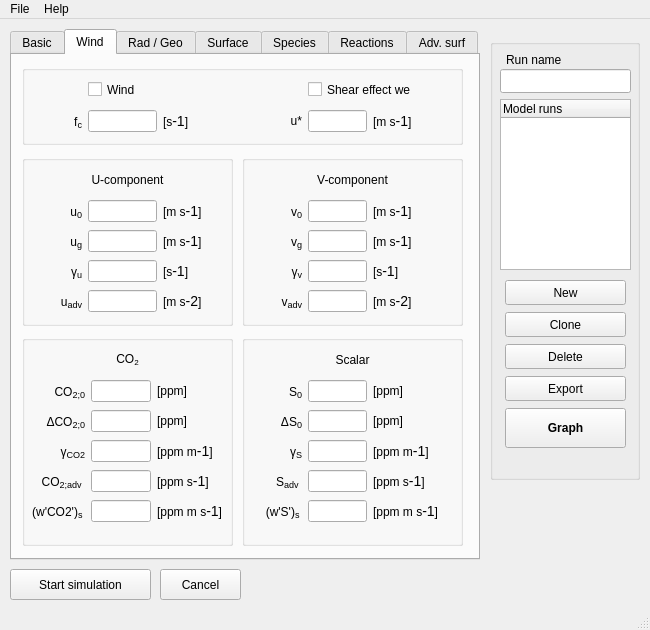
classmodel/modelgui, file mainwindow.ui: the form before one commit.
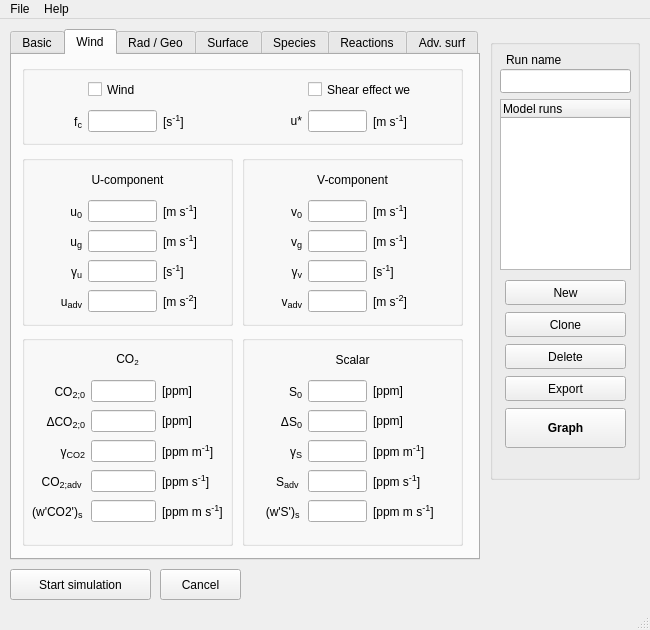
The form after the commit. The open tabs and pages were chosen to show the change.

Commit message: Fix superscripts, working now in Windows/OSX

Diff of the .ui file:
```diff
--- a/mainwindow.ui
+++ b/mainwindow.ui
@@ -1081,7 +1081,7 @@
            <string/>
           </property>
           <property name="text">
-           <string>&lt;html&gt;[m s&lt;span style=&quot;font-size: 14px; vertical-align:sup;&quot;&gt;-1&lt;/span&gt;]&lt;/html&gt;</string>
+           <string>&lt;html&gt;[m s&lt;span style=&quot;font-size: 14px; vertical-align:super;&quot;&gt;-1&lt;/span&gt;]&lt;/html&gt;</string>
           </property>
           <property name="alignment">
            <set>Qt::AlignLeading|Qt::AlignLeft|Qt::AlignVCenter</set>
@@ -1094,7 +1094,7 @@
            <string/>
           </property>
           <property name="text">
-           <string>&lt;html&gt;[m s&lt;span style=&quot;font-size: 14px; vertical-align:sup;&quot;&gt;-1&lt;/span&gt;]&lt;/html&gt;</string>
+           <string>&lt;html&gt;[m s&lt;span style=&quot;font-size: 14px; vertical-align:super;&quot;&gt;-1&lt;/span&gt;]&lt;/html&gt;</string>
           </property>
           <property name="alignment">
            <set>Qt::AlignLeading|Qt::AlignLeft|Qt::AlignVCenter</set>
@@ -1107,7 +1107,7 @@
            <string/>
           </property>
           <property name="text">
-           <string>&lt;html&gt;[s&lt;span style=&quot;font-size: 14px; vertical-align:sup;&quot;&gt;-1&lt;/span&gt;]&lt;/html&gt;</string>
+           <string>&lt;html&gt;[s&lt;span style=&quot;font-size: 14px; vertical-align:super;&quot;&gt;-1&lt;/span&gt;]&lt;/html&gt;</string>
           </property>
           <property name="alignment">
            <set>Qt::AlignLeading|Qt::AlignLeft|Qt::AlignVCenter</set>
@@ -1120,7 +1120,7 @@
            <string/>
           </property>
           <property name="text">
-           <string>&lt;html&gt;[m s&lt;span style=&quot;font-size: 14px; vertical-align:sup;&quot;&gt;-2&lt;/span&gt;]&lt;/html&gt;</string>
+           <string>&lt;html&gt;[m s&lt;span style=&quot;font-size: 14px; vertical-align:super;&quot;&gt;-2&lt;/span&gt;]&lt;/html&gt;</string>
           </property>
           <property name="alignment">
            <set>Qt::AlignLeading|Qt::AlignLeft|Qt::AlignVCenter</set>
@@ -1275,7 +1275,7 @@
            <string/>
           </property>
           <property name="text">
-           <string>&lt;html&gt;[m s&lt;span style=&quot;font-size: 14px; vertical-align:sup;&quot;&gt;-1&lt;/span&gt;]&lt;/html&gt;</string>
+           <string>&lt;html&gt;[m s&lt;span style=&quot;font-size: 14px; vertical-align:super;&quot;&gt;-1&lt;/span&gt;]&lt;/html&gt;</string>
           </property>
           <property name="alignment">
            <set>Qt::AlignLeading|Qt::AlignLeft|Qt::AlignVCenter</set>
@@ -1288,7 +1288,7 @@
            <string/>
           </property>
           <property name="text">
-           <string>&lt;html&gt;[m s&lt;span style=&quot;font-size: 14px; vertical-align:sup;&quot;&gt;-1&lt;/span&gt;]&lt;/html&gt;</string>
+           <string>&lt;html&gt;[m s&lt;span style=&quot;font-size: 14px; vertical-align:super;&quot;&gt;-1&lt;/span&gt;]&lt;/html&gt;</string>
           </property>
           <property name="alignment">
            <set>Qt::AlignLeading|Qt::AlignLeft|Qt::AlignVCenter</set>
@@ -1301,7 +1301,7 @@
            <string/>
           </property>
           <property name="text">
-           <string>&lt;html&gt;[s&lt;span style=&quot;font-size: 14px; vertical-align:sup;&quot;&gt;-1&lt;/span&gt;]&lt;/html&gt;</string>
+           <string>&lt;html&gt;[s&lt;span style=&quot;font-size: 14px; vertical-align:super;&quot;&gt;-1&lt;/span&gt;]&lt;/html&gt;</string>
           </property>
           <property name="alignment">
            <set>Qt::AlignLeading|Qt::AlignLeft|Qt::AlignVCenter</set>
@@ -1314,7 +1314,7 @@
            <string/>
           </property>
           <property name="text">
-           <string>&lt;html&gt;[m s&lt;span style=&quot;font-size: 14px; vertical-align:sup;&quot;&gt;-2&lt;/span&gt;]&lt;/html&gt;</string>
+           <string>&lt;html&gt;[m s&lt;span style=&quot;font-size: 14px; vertical-align:super;&quot;&gt;-2&lt;/span&gt;]&lt;/html&gt;</string>
           </property>
           <property name="alignment">
            <set>Qt::AlignLeading|Qt::AlignLeft|Qt::AlignVCenter</set>
@@ -1504,7 +1504,7 @@
            <string/>
           </property>
           <property name="text">
-           <string>&lt;html&gt;[ppm m&lt;span style=&quot;font-size: 14px; vertical-align:sup;&quot;&gt;-1&lt;/span&gt;]&lt;/html&gt;</string>
+           <string>&lt;html&gt;[ppm m&lt;span style=&quot;font-size: 14px; vertical-align:super;&quot;&gt;-1&lt;/span&gt;]&lt;/html&gt;</string>
           </property>
           <property name="alignment">
            <set>Qt::AlignLeading|Qt::AlignLeft|Qt::AlignVCenter</set>
@@ -1517,7 +1517,7 @@
            <string/>
           </property>
           <property name="text">
-           <string>&lt;html&gt;[ppm m s&lt;span style=&quot;font-size: 14px; vertical-align:sup;&quot;&gt;-1&lt;/span&gt;]&lt;/html&gt;</string>
+           <string>&lt;html&gt;[ppm m s&lt;span style=&quot;font-size: 14px; vertical-align:super;&quot;&gt;-1&lt;/span&gt;]&lt;/html&gt;</string>
           </property>
           <property name="alignment">
            <set>Qt::AlignLeading|Qt::AlignLeft|Qt::AlignVCenter</set>
@@ -1579,7 +1579,7 @@
            <string/>
           </property>
           <property name="text">
-           <string>&lt;html&gt;[ppm s&lt;span style=&quot;font-size: 14px; vertical-align:sup;&quot;&gt;-1&lt;/span&gt;]&lt;/html&gt;</string>
+           <string>&lt;html&gt;[ppm s&lt;span style=&quot;font-size: 14px; vertical-align:super;&quot;&gt;-1&lt;/span&gt;]&lt;/html&gt;</string>
           </property>
           <property name="alignment">
            <set>Qt::AlignLeading|Qt::AlignLeft|Qt::AlignVCenter</set>
@@ -1747,7 +1747,7 @@
            <string/>
           </property>
           <property name="text">
-           <string>&lt;html&gt;[ppm m&lt;span style=&quot;font-size: 14px; vertical-align:sup;&quot;&gt;-1&lt;/span&gt;]&lt;/html&gt;</string>
+           <string>&lt;html&gt;[ppm m&lt;span style=&quot;font-size: 14px; vertical-align:super;&quot;&gt;-1&lt;/span&gt;]&lt;/html&gt;</string>
           </property>
           <property name="alignment">
            <set>Qt::AlignLeading|Qt::AlignLeft|Qt::AlignVCenter</set>
@@ -1760,7 +1760,7 @@
            <string/>
           </property>
           <property name="text">
-           <string>&lt;html&gt;[ppm m s&lt;span style=&quot;font-size: 14px; vertical-align:sup;&quot;&gt;-1&lt;/span&gt;]&lt;/html&gt;</string>
+           <string>&lt;html&gt;[ppm m s&lt;span style=&quot;font-size: 14px; vertical-align:super;&quot;&gt;-1&lt;/span&gt;]&lt;/html&gt;</string>
           </property>
           <property name="alignment">
            <set>Qt::AlignLeading|Qt::AlignLeft|Qt::AlignVCenter</set>
@@ -1822,7 +1822,7 @@
            <string/>
           </property>
           <property name="text">
-           <string>&lt;html&gt;[ppm s&lt;span style=&quot;font-size: 14px; vertical-align:sup;&quot;&gt;-1&lt;/span&gt;]&lt;/html&gt;</string>
+           <string>&lt;html&gt;[ppm s&lt;span style=&quot;font-size: 14px; vertical-align:super;&quot;&gt;-1&lt;/span&gt;]&lt;/html&gt;</string>
           </property>
           <property name="alignment">
            <set>Qt::AlignLeading|Qt::AlignLeft|Qt::AlignVCenter</set>
@@ -1883,7 +1883,7 @@
            <string/>
           </property>
           <property name="text">
-           <string>&lt;html&gt;[s&lt;span style=&quot;font-size: 14px; vertical-align:sup;&quot;&gt;-1&lt;/span&gt;]&lt;/html&gt;</string>
+           <string>&lt;html&gt;[s&lt;span style=&quot;font-size: 14px; vertical-align:super;&quot;&gt;-1&lt;/span&gt;]&lt;/html&gt;</string>
           </property>
           <property name="alignment">
            <set>Qt::AlignLeading|Qt::AlignLeft|Qt::AlignVCenter</set>
@@ -1947,7 +1947,7 @@
            <string/>
           </property>
           <property name="text">
-           <string>&lt;html&gt;[m s&lt;span style=&quot;font-size: 14px; vertical-align:sup;&quot;&gt;-1&lt;/span&gt;]&lt;/html&gt;</string>
+           <string>&lt;html&gt;[m s&lt;span style=&quot;font-size: 14px; vertical-align:super;&quot;&gt;-1&lt;/span&gt;]&lt;/html&gt;</string>
           </property>
           <property name="alignment">
            <set>Qt::AlignLeading|Qt::AlignLeft|Qt::AlignVCenter</set>
```
Left out of the diff: 66 changed lines with no effect on the pictures.
